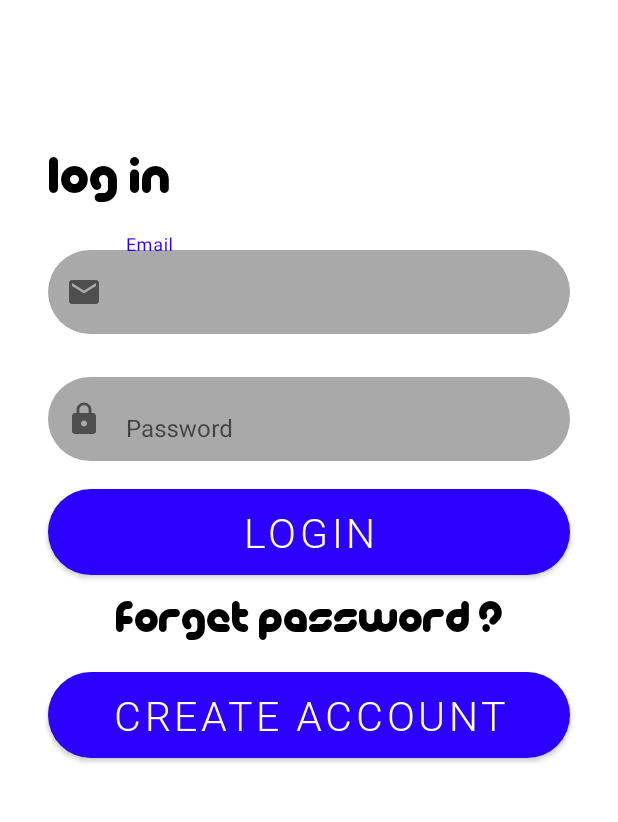
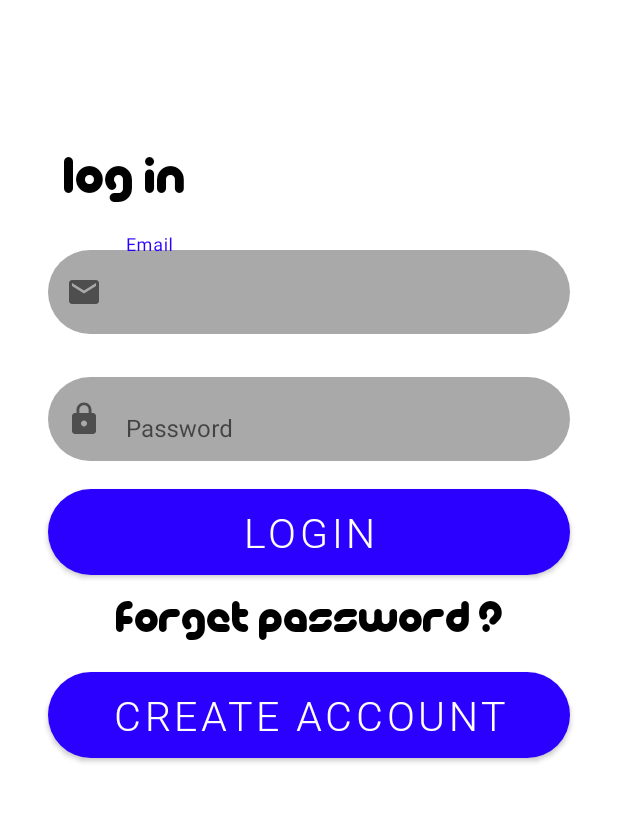
Before and after one commit to MinaEliaa/TextDetector, an Android app: the LoginActivity screen opened directly, with no data from a screen before it, on a phone screen of 412 x 824 dp, the part 248-1070 px from its top. Run offline under Robolectric (Android 15) with nearby library versions, the phone set to English and light mode, and no system bars.

Commit message:
make Login activity design

```diff
--- /dev/null
+++ b/app/src/main/res/drawable/ic_email.xml
@@ -0,0 +1,5 @@
+<vector android:height="24dp" android:tint="@color/white"
+    android:viewportHeight="24" android:viewportWidth="24"
+    android:width="24dp" xmlns:android="http://schemas.android.com/apk/res/android">
+    <path android:fillColor="#ffffffff" android:pathData="M20,4L4,4c-1.1,0 -1.99,0.9 -1.99,2L2,18c0,1.1 0.9,2 2,2h16c1.1,0 2,-0.9 2,-2L22,6c0,-1.1 -0.9,-2 -2,-2zM20,8l-8,5 -8,-5L4,6l8,5 8,-5v2z"/>
+</vector>
--- /dev/null
+++ b/app/src/main/res/drawable/ic_lock.xml
@@ -0,0 +1,5 @@
+<vector android:height="24dp" android:tint="@color/white"
+    android:viewportHeight="24" android:viewportWidth="24"
+    android:width="24dp" xmlns:android="http://schemas.android.com/apk/res/android">
+    <path android:fillColor="#ffffffff" android:pathData="M18,8h-1L17,6c0,-2.76 -2.24,-5 -5,-5S7,3.24 7,6v2L6,8c-1.1,0 -2,0.9 -2,2v10c0,1.1 0.9,2 2,2h12c1.1,0 2,-0.9 2,-2L20,10c0,-1.1 -0.9,-2 -2,-2zM12,17c-1.1,0 -2,-0.9 -2,-2s0.9,-2 2,-2 2,0.9 2,2 -0.9,2 -2,2zM15.1,8L8.9,8L8.9,6c0,-1.71 1.39,-3.1 3.1,-3.1 1.71,0 3.1,1.39 3.1,3.1v2z"/>
+</vector>
--- a/app/src/main/res/layout/activity_login.xml
+++ b/app/src/main/res/layout/activity_login.xml
@@ -31,6 +31,7 @@
     <TextView
         android:id="@+id/login_label"
         android:layout_width="wrap_content"
+        android:layout_marginStart="10dp"
         android:layout_height="0dp"
         android:fontFamily="@font/picolafont"
         android:paddingTop="100dp"
@@ -57,6 +58,7 @@
         <com.google.android.material.textfield.TextInputEditText
             android:layout_width="match_parent"
             android:layout_height="wrap_content"
+            android:maxLines="1"
             android:background="@drawable/rounder_bourder"
             android:hint="Email"
 
@@ -74,6 +76,9 @@
         android:layout_marginEnd="32dp"
         android:paddingTop="18dp"
         app:boxBackgroundMode="none"
+        app:endIconDrawable="@drawable/ic_delete"
+        app:endIconMode="clear_text"
+        app:endIconTint="@color/black"
         app:layout_constraintEnd_toEndOf="parent"
         app:layout_constraintStart_toStartOf="parent"
         app:layout_constraintTop_toBottomOf="@id/Email_InputLayout"
@@ -82,6 +87,8 @@
         <com.google.android.material.textfield.TextInputEditText
             android:layout_width="match_parent"
             android:layout_height="wrap_content"
+            android:maxLines="1"
+            android:textColor="@color/white"
             android:background="@drawable/rounder_bourder"
             android:hint="Password"
 
@@ -91,14 +98,10 @@
     </com.google.android.material.textfield.TextInputLayout>
 
 
-
-
-
     <Button
         android:id="@+id/login"
         android:layout_width="match_parent"
         android:layout_height="wrap_content"
-        android:layout_gravity="center"
         android:layout_marginEnd="32dp"
         android:background="@drawable/rounder_bourder"
         android:layout_marginTop="18.7dp"
@@ -106,7 +109,6 @@
         android:fontFamily="@font/roboto_light"
         app:layout_constraintTop_toBottomOf="@id/Password_InputLayout"
         android:gravity="center"
-        android:marginTop="14dp"
         android:text="Login"
         android:textColor="@color/white"
         android:textSize="27sp" />
@@ -130,7 +132,6 @@
         android:id="@+id/create_account"
         android:layout_width="match_parent"
         android:layout_height="wrap_content"
-        android:layout_gravity="center"
         android:layout_marginEnd="32dp"
         android:background="@drawable/rounder_bourder"
         android:layout_marginTop="18.7dp"
@@ -138,10 +139,9 @@
         android:fontFamily="@font/roboto_light"
         app:layout_constraintTop_toBottomOf="@id/forget_password"
         android:gravity="center"
-        android:marginTop="14dp"
         android:text="CREATE ACCOUNT"
         android:textColor="@color/white"
-        android:textSize="27sp"/>
+        android:textSize="27sp" />
 
 
 </androidx.constraintlayout.widget.ConstraintLayout>
--- a/app/src/main/res/values-night/themes.xml
+++ b/app/src/main/res/values-night/themes.xml
@@ -12,9 +12,7 @@
         <!-- Status bar color. -->
         <item name="android:statusBarColor" tools:targetApi="l">?attr/colorPrimaryVariant</item>
         <!-- Customize your theme here. -->
-        <style name="Button.White" parent="ThemeOverlay.AppCompat">
-            <item name="colorAccent">@android:color/white</item>
-        </style>
+
     </style>
 
 </resources>
```
Also changed, not shown: app/src/main/res/drawable/ic_delete.png (added).
